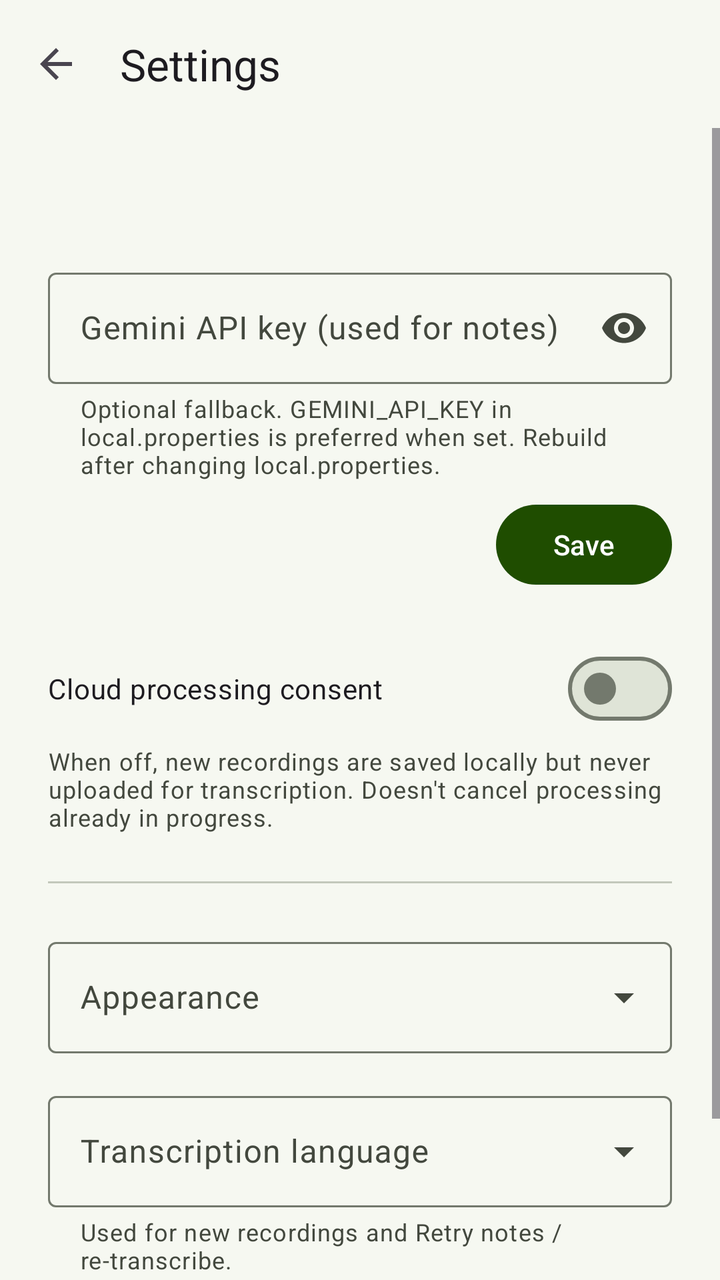
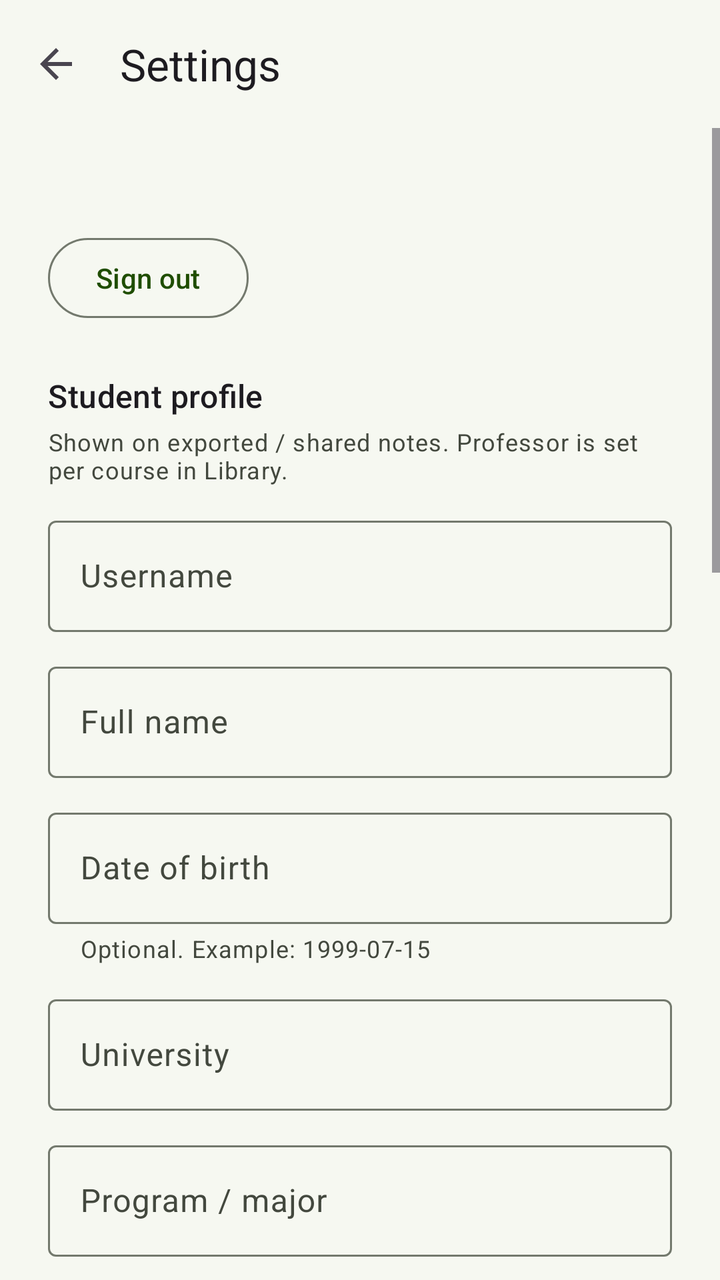

The first picture is an Android layout as it rendered before a commit; the second is the same layout after the commit. The layout source and the unified diff follow.
<!-- AndroidManifest.xml: application theme Theme.LectureLens -->
<!-- res/layout/fragment_settings.xml -->
<?xml version="1.0" encoding="utf-8"?>
<androidx.coordinatorlayout.widget.CoordinatorLayout xmlns:android="http://schemas.android.com/apk/res/android"
    xmlns:app="http://schemas.android.com/apk/res-auto"
    android:layout_width="match_parent"
    android:layout_height="match_parent"
    android:background="?android:attr/colorBackground">

    <com.google.android.material.appbar.AppBarLayout
        android:layout_width="match_parent"
        android:layout_height="wrap_content">

        <com.google.android.material.appbar.MaterialToolbar
            android:id="@+id/toolbar"
            android:layout_width="match_parent"
            android:layout_height="?attr/actionBarSize"
            app:navigationIcon="?attr/homeAsUpIndicator"
            app:title="@string/title_settings" />

    </com.google.android.material.appbar.AppBarLayout>

    <ScrollView
        android:layout_width="match_parent"
        android:layout_height="match_parent"
        android:fillViewport="true"
        app:layout_behavior="@string/appbar_scrolling_view_behavior">

        <LinearLayout
            android:layout_width="match_parent"
            android:layout_height="wrap_content"
            android:orientation="vertical"
            android:padding="24dp">

            <TextView
                android:id="@+id/text_email"
                android:layout_width="wrap_content"
                android:layout_height="wrap_content"
                android:textAppearance="?attr/textAppearanceBodyMedium"
                android:textColor="?attr/colorOnSurfaceVariant" />

            <com.google.android.material.textfield.TextInputLayout
                android:id="@+id/til_api_key"
                style="@style/Widget.Material3.TextInputLayout.OutlinedBox"
                android:layout_width="match_parent"
                android:layout_height="wrap_content"
                android:layout_marginTop="24dp"
                android:hint="@string/login_api_key_hint"
                app:endIconMode="password_toggle"
                app:helperText="@string/settings_api_key_helper">

                <com.google.android.material.textfield.TextInputEditText
                    android:id="@+id/edit_api_key"
                    android:layout_width="match_parent"
                    android:layout_height="wrap_content"
                    android:inputType="textPassword"
                    android:maxLines="1" />
            </com.google.android.material.textfield.TextInputLayout>

            <com.google.android.material.button.MaterialButton
                android:id="@+id/button_save_key"
                android:layout_width="wrap_content"
                android:layout_height="wrap_content"
                android:layout_gravity="end"
                android:layout_marginTop="8dp"
                android:text="@string/action_save" />

            <com.google.android.material.materialswitch.MaterialSwitch
                android:id="@+id/switch_consent"
                android:layout_width="match_parent"
                android:layout_height="wrap_content"
                android:layout_marginTop="24dp"
                android:text="@string/settings_consent_label" />

            <TextView
                android:layout_width="match_parent"
                android:layout_height="wrap_content"
                android:layout_marginTop="4dp"
                android:text="@string/settings_consent_note"
                android:textAppearance="?attr/textAppearanceBodySmall"
                android:textColor="?attr/colorOnSurfaceVariant" />

            <com.google.android.material.divider.MaterialDivider
                android:layout_width="match_parent"
                android:layout_height="wrap_content"
                android:layout_marginTop="24dp" />

            <com.google.android.material.textfield.TextInputLayout
                android:id="@+id/input_theme_layout"
                style="@style/Widget.Material3.TextInputLayout.OutlinedBox.ExposedDropdownMenu"
                android:layout_width="match_parent"
                android:layout_height="wrap_content"
                android:layout_marginTop="24dp"
                android:hint="@string/settings_theme_hint">

                <AutoCompleteTextView
                    android:id="@+id/input_theme"
                    android:layout_width="match_parent"
                    android:layout_height="wrap_content"
                    android:inputType="none"
                    android:focusable="false" />
            </com.google.android.material.textfield.TextInputLayout>

            <com.google.android.material.textfield.TextInputLayout
                android:id="@+id/input_language_layout"
                style="@style/Widget.Material3.TextInputLayout.OutlinedBox.ExposedDropdownMenu"
                android:layout_width="match_parent"
                android:layout_height="wrap_content"
                android:layout_marginTop="16dp"
                android:hint="@string/settings_language_hint"
                app:helperText="@string/settings_language_note">

                <AutoCompleteTextView
                    android:id="@+id/input_language"
                    android:layout_width="match_parent"
                    android:layout_height="wrap_content"
                    android:inputType="none"
                    android:focusable="false" />
            </com.google.android.material.textfield.TextInputLayout>

            <com.google.android.material.button.MaterialButton
                android:id="@+id/button_theme_showcase"
                style="?attr/materialButtonOutlinedStyle"
                android:layout_width="wrap_content"
                android:layout_height="wrap_content"
                android:layout_marginTop="24dp"
                android:text="@string/open_theme_showcase" />

        </LinearLayout>
    </ScrollView>

</androidx.coordinatorlayout.widget.CoordinatorLayout>
<!-- resources referenced by this layout -->
<resources>
  <string name="action_save">Save</string>
  <string name="login_api_key_hint">Gemini API key (used for notes)</string>
  <string name="open_theme_showcase">Open Theme Showcase</string>
  <string name="settings_api_key_helper">Optional fallback. GEMINI_API_KEY in local.properties is preferred when set. Rebuild after changing local.properties.</string>
  <string name="settings_consent_label">Cloud processing consent</string>
  <string name="settings_consent_note">When off, new recordings are saved locally but never uploaded for transcription. Doesn\'t cancel processing already in progress.</string>
  <string name="settings_language_hint">Transcription language</string>
  <string name="settings_language_note">Used for new recordings and Retry notes / re-transcribe.</string>
  <string name="settings_theme_hint">Appearance</string>
  <string name="title_settings">Settings</string>
  <style name="Theme.LectureLens" parent="Base.Theme.LectureLens" />
  <color name="md_primary">#1F4D00</color>
  <color name="md_on_primary">#FFFFFF</color>
  <color name="md_primary_container">#9BD67D</color>
  <color name="md_on_primary_container">#051F00</color>
  <color name="md_primary_inverse">#8FCB6A</color>
  <color name="md_secondary">#56624B</color>
  <color name="md_on_secondary">#FFFFFF</color>
  <color name="md_secondary_container">#DAE7CA</color>
  <color name="md_on_secondary_container">#141E0C</color>
  <color name="md_tertiary">#2E5D4D</color>
  <color name="md_on_tertiary">#FFFFFF</color>
  <color name="md_tertiary_container">#B0ECCF</color>
  <color name="md_on_tertiary_container">#00210F</color>
  <color name="md_error">#BA1A1A</color>
  <color name="md_on_error">#FFFFFF</color>
  <color name="md_error_container">#FFDAD6</color>
  <color name="md_on_error_container">#410002</color>
  <color name="md_background">#F6F8F1</color>
  <color name="md_on_background">#1A1C18</color>
  <color name="md_surface">#F6F8F1</color>
  <color name="md_on_surface">#1A1C18</color>
  <color name="md_surface_variant">#DFE4D7</color>
  <color name="md_on_surface_variant">#43483E</color>
  <color name="md_surface_inverse">#2F312D</color>
  <color name="md_on_surface_inverse">#F0F1EA</color>
  <color name="md_surface_container_lowest">#FFFFFF</color>
  <color name="md_surface_container_low">#F0F3EA</color>
  <color name="md_surface_container">#EAEDE4</color>
  <color name="md_surface_container_high">#E4E8DE</color>
  <color name="md_surface_container_highest">#DFE4D7</color>
  <color name="md_outline">#73796D</color>
  <color name="md_outline_variant">#C3C8BB</color>
  <style name="ShapeAppearance.LectureLens.LargeComponent" parent="ShapeAppearance.Material3.LargeComponent">
          <item name="cornerFamily">rounded</item>
          <item name="cornerSize">24dp</item>
      </style>
  <dimen name="card_radius">16dp</dimen>
  <!-- unchanged entries left out for length: 5 -->
</resources>

<!-- the commit's change to res/layout/fragment_settings.xml (unified diff, before → after) -->
@@ -37,6 +37,139 @@
                 android:textAppearance="?attr/textAppearanceBodyMedium"
                 android:textColor="?attr/colorOnSurfaceVariant" />
 
+            <com.google.android.material.button.MaterialButton
+                android:id="@+id/button_sign_out"
+                style="?attr/materialButtonOutlinedStyle"
+                android:layout_width="wrap_content"
+                android:layout_height="wrap_content"
+                android:layout_marginTop="8dp"
+                android:text="@string/settings_sign_out" />
+
+            <TextView
+                android:layout_width="match_parent"
+                android:layout_height="wrap_content"
+                android:layout_marginTop="24dp"
+                android:text="@string/settings_profile_section"
+                android:textAppearance="?attr/textAppearanceTitleMedium" />
+
+            <TextView
+                android:layout_width="match_parent"
+                android:layout_height="wrap_content"
+                android:layout_marginTop="4dp"
+                android:text="@string/settings_profile_note"
+                android:textAppearance="?attr/textAppearanceBodySmall"
+                android:textColor="?attr/colorOnSurfaceVariant" />
+
+            <com.google.android.material.textfield.TextInputLayout
+                android:id="@+id/til_username"
+                style="@style/Widget.Material3.TextInputLayout.OutlinedBox"
+                android:layout_width="match_parent"
+                android:layout_height="wrap_content"
+                android:layout_marginTop="12dp"
+                android:hint="@string/settings_username_hint">
+
+                <com.google.android.material.textfield.TextInputEditText
+                    android:id="@+id/edit_username"
+                    android:layout_width="match_parent"
+                    android:layout_height="wrap_content"
+                    android:inputType="text"
+                    android:maxLines="1" />
+            </com.google.android.material.textfield.TextInputLayout>
+
+            <com.google.android.material.textfield.TextInputLayout
+                android:id="@+id/til_full_name"
+                style="@style/Widget.Material3.TextInputLayout.OutlinedBox"
+                android:layout_width="match_parent"
+                android:layout_height="wrap_content"
+                android:layout_marginTop="12dp"
+                android:hint="@string/settings_full_name_hint">
+
+                <com.google.android.material.textfield.TextInputEditText
+                    android:id="@+id/edit_full_name"
+                    android:layout_width="match_parent"
+                    android:layout_height="wrap_content"
+                    android:inputType="textPersonName|textCapWords"
+                    android:maxLines="1" />
+            </com.google.android.material.textfield.TextInputLayout>
+
+            <com.google.android.material.textfield.TextInputLayout
+                android:id="@+id/til_dob"
+                style="@style/Widget.Material3.TextInputLayout.OutlinedBox"
+                android:layout_width="match_parent"
+                android:layout_height="wrap_content"
+                android:layout_marginTop="12dp"
+                android:hint="@string/settings_dob_hint"
+                app:helperText="@string/settings_dob_note">
+
+                <com.google.android.material.textfield.TextInputEditText
+                    android:id="@+id/edit_dob"
+                    android:layout_width="match_parent"
+                    android:layout_height="wrap_content"
+                    android:inputType="date"
+                    android:maxLines="1" />
+            </com.google.android.material.textfield.TextInputLayout>
+
+            <com.google.android.material.textfield.TextInputLayout
+                android:id="@+id/til_university"
+                style="@style/Widget.Material3.TextInputLayout.OutlinedBox"
+                android:layout_width="match_parent"
+                android:layout_height="wrap_content"
+                android:layout_marginTop="12dp"
+                android:hint="@string/settings_university_hint">
+
+                <com.google.android.material.textfield.TextInputEditText
+                    android:id="@+id/edit_university"
+                    android:layout_width="match_parent"
+                    android:layout_height="wrap_content"
+                    android:inputType="textCapWords"
+                    android:maxLines="1" />
+            </com.google.android.material.textfield.TextInputLayout>
+
+            <com.google.android.material.textfield.TextInputLayout
+                android:id="@+id/til_program"
+                style="@style/Widget.Material3.TextInputLayout.OutlinedBox"
+                android:layout_width="match_parent"
+                android:layout_height="wrap_content"
+                android:layout_marginTop="12dp"
+                android:hint="@string/settings_program_hint">
+
+                <com.google.android.material.textfield.TextInputEditText
+                    android:id="@+id/edit_program"
+                    android:layout_width="match_parent"
+                    android:layout_height="wrap_content"
+                    android:inputType="textCapWords"
+                    android:maxLines="1" />
+            </com.google.android.material.textfield.TextInputLayout>
+
+            <com.google.android.material.textfield.TextInputLayout
+                android:id="@+id/til_student_id"
+                style="@style/Widget.Material3.TextInputLayout.OutlinedBox"
+                android:layout_width="match_parent"
+                android:layout_height="wrap_content"
+                android:layout_marginTop="12dp"
+                android:hint="@string/settings_student_id_hint">
+
+                <com.google.android.material.textfield.TextInputEditText
+                    android:id="@+id/edit_student_id"
+                    android:layout_width="match_parent"
+                    android:layout_height="wrap_content"
+                    android:inputType="text"
+                    android:maxLines="1" />
+            </com.google.android.material.textfield.TextInputLayout>
+
+            <com.google.android.material.button.MaterialButton
+                android:id="@+id/button_save_profile"
+                android:layout_width="wrap_content"
+                android:layout_height="wrap_content"
+                android:layout_gravity="end"
+                android:layout_marginTop="8dp"
+                android:text="@string/settings_save_profile" />
+
+            <com.google.android.material.divider.MaterialDivider
+                android:layout_width="match_parent"
+                android:layout_height="wrap_content"
+                android:layout_marginTop="24dp" />
+
             <com.google.android.material.textfield.TextInputLayout
                 android:id="@+id/til_api_key"
                 style="@style/Widget.Material3.TextInputLayout.OutlinedBox"
@@ -84,6 +217,23 @@
                 android:layout_marginTop="24dp" />
 
             <com.google.android.material.textfield.TextInputLayout
+                android:id="@+id/input_processing_layout"
+                style="@style/Widget.Material3.TextInputLayout.OutlinedBox.ExposedDropdownMenu"
+                android:layout_width="match_parent"
+                android:layout_height="wrap_content"
+                android:layout_marginTop="24dp"
+                android:hint="@string/settings_processing_mode_hint"
+                app:helperText="@string/settings_processing_mode_note">
+
+                <AutoCompleteTextView
+                    android:id="@+id/input_processing"
+                    android:layout_width="match_parent"
+                    android:layout_height="wrap_content"
+                    android:inputType="none"
+                    android:focusable="false" />
+            </com.google.android.material.textfield.TextInputLayout>
+
+            <com.google.android.material.textfield.TextInputLayout
                 android:id="@+id/input_theme_layout"
                 style="@style/Widget.Material3.TextInputLayout.OutlinedBox.ExposedDropdownMenu"
                 android:layout_width="match_parent"
<!-- resource entries referenced after the edit -->
@@ -6,9 +6,22 @@
   <string name="settings_api_key_helper">Optional fallback. GEMINI_API_KEY in local.properties is preferred when set. Rebuild after changing local.properties.</string>
   <string name="settings_consent_label">Cloud processing consent</string>
   <string name="settings_consent_note">When off, new recordings are saved locally but never uploaded for transcription. Doesn\'t cancel processing already in progress.</string>
+  <string name="settings_dob_hint">Date of birth</string>
+  <string name="settings_dob_note">Optional. Example: 1999-07-15</string>
+  <string name="settings_full_name_hint">Full name</string>
   <string name="settings_language_hint">Transcription language</string>
   <string name="settings_language_note">Used for new recordings and Retry notes / re-transcribe.</string>
+  <string name="settings_processing_mode_hint">Processing mode</string>
+  <string name="settings_processing_mode_note">Cloud uses Google STT + Gemini. On-device uses the system speech recognizer and a local extractive summary. Auto picks on-device when offline.</string>
+  <string name="settings_profile_note">Shown on exported / shared notes. Professor is set per course in Library.</string>
+  <string name="settings_profile_section">Student profile</string>
+  <string name="settings_program_hint">Program / major</string>
+  <string name="settings_save_profile">Save profile</string>
+  <string name="settings_sign_out">Sign out</string>
+  <string name="settings_student_id_hint">Student ID</string>
   <string name="settings_theme_hint">Appearance</string>
+  <string name="settings_university_hint">University</string>
+  <string name="settings_username_hint">Username</string>
   <string name="title_settings">Settings</string>
   <style name="Theme.LectureLens" parent="Base.Theme.LectureLens" />
   <color name="md_primary">#1F4D00</color>
